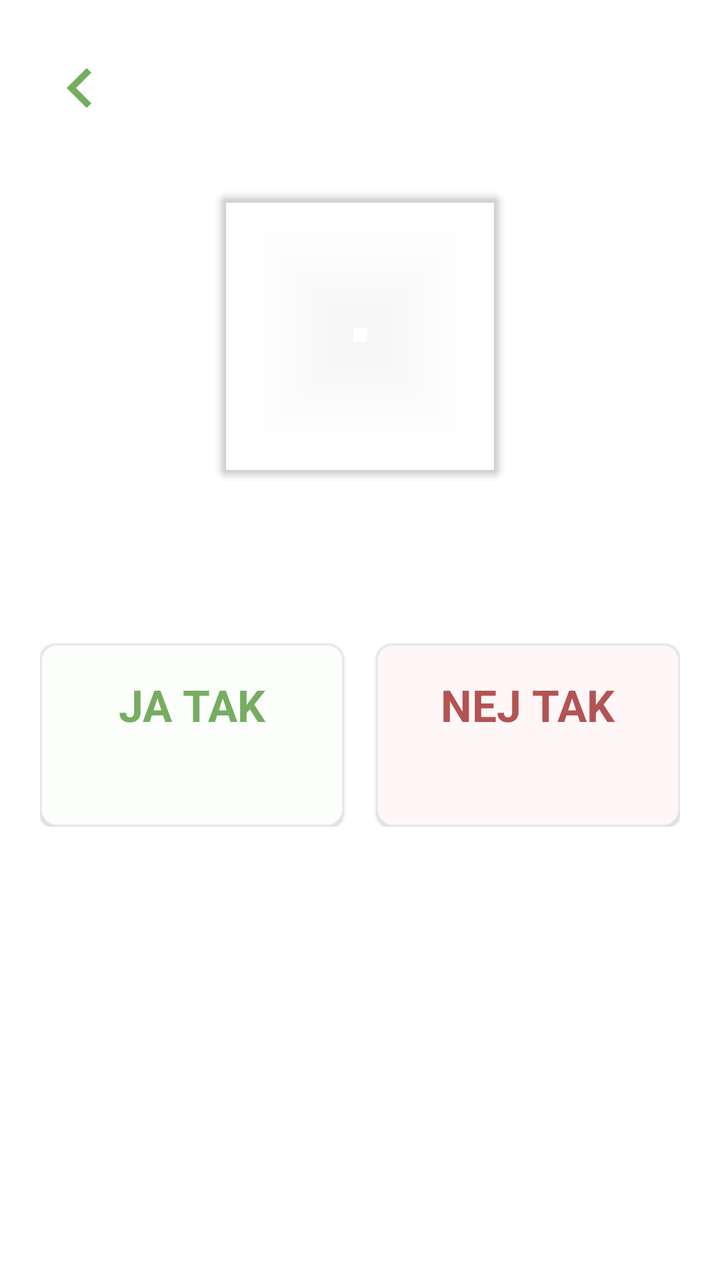
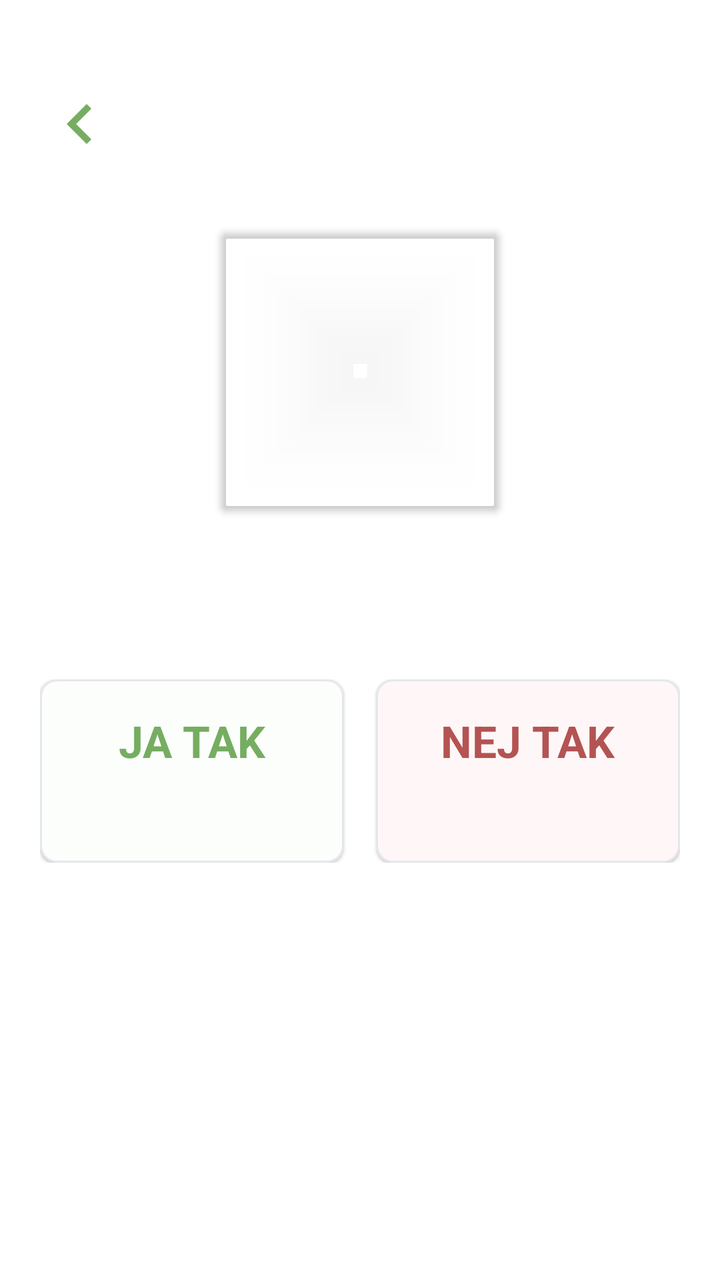

Before-and-after screenshots of an Android layout around one commit, followed by the original layout XML and the change that was made.
<!-- AndroidManifest.xml: application theme Theme.MitAffaldV4 -->
<!-- res/layout/fragment_trash_type_details.xml -->
<?xml version="1.0" encoding="utf-8"?>
<androidx.core.widget.NestedScrollView
    xmlns:android="http://schemas.android.com/apk/res/android"
    xmlns:app="http://schemas.android.com/apk/res-auto"
    android:layout_width="match_parent"
    android:layout_height="match_parent"
    android:background="@color/fragment_details_background_color"
    android:clipToPadding="false"
    android:paddingTop="16dp"
    android:paddingBottom="0dp"
    android:paddingStart="20dp"
    android:paddingEnd="20dp">

    <androidx.constraintlayout.widget.ConstraintLayout
        android:layout_width="match_parent"
        android:layout_height="wrap_content">

        
        <TextView
            android:id="@+id/detail_name"
            android:layout_width="wrap_content"
            android:layout_height="wrap_content"
            android:layout_marginTop="12dp"
            android:textColor="@color/green_light"
            android:textSize="28sp"
            android:textStyle="bold"
            app:layout_constraintEnd_toEndOf="parent"
            app:layout_constraintStart_toStartOf="parent"
            app:layout_constraintTop_toTopOf="parent" />

        
        <ImageButton
            android:id="@+id/backButton"
            android:layout_width="wrap_content"
            android:layout_height="wrap_content"
            android:layout_marginTop="8dp"
            android:background="?android:attr/selectableItemBackground"
            android:src="@drawable/arrow_left"
            app:layout_constraintStart_toStartOf="parent"
            app:layout_constraintTop_toTopOf="parent"
            app:tint="@color/green_light" />

        
        <com.google.android.material.imageview.ShapeableImageView
            android:id="@+id/affaldsfraktionBillede"
            android:layout_width="140dp"
            android:layout_height="140dp"
            android:layout_marginTop="32dp"
            android:elevation="2dp"
            android:scaleType="centerCrop"
            app:layout_constraintEnd_toEndOf="@+id/detail_name"
            app:layout_constraintStart_toStartOf="@+id/detail_name"
            app:layout_constraintTop_toBottomOf="@+id/detail_name"
            app:shapeAppearanceOverlay="@style/rounded_corner_mini" />

        
        <TextView
            android:id="@+id/affaldsfraktionBeskrivelse"
            android:layout_width="300dp"
            android:layout_height="wrap_content"
            android:layout_marginTop="28dp"
            android:lineSpacingExtra="3dp"
            android:textAlignment="center"
            android:textColor="@color/text_color"
            android:textSize="18sp"
            app:layout_constraintEnd_toEndOf="@+id/affaldsfraktionBillede"
            app:layout_constraintStart_toStartOf="@+id/affaldsfraktionBillede"
            app:layout_constraintTop_toBottomOf="@+id/affaldsfraktionBillede" />

        <LinearLayout
            android:id="@+id/fractionEnhancementContainer"
            android:layout_width="0dp"
            android:layout_height="wrap_content"
            android:layout_marginTop="24dp"
            android:orientation="vertical"
            android:visibility="gone"
            app:layout_constraintEnd_toEndOf="parent"
            app:layout_constraintStart_toStartOf="parent"
            app:layout_constraintTop_toBottomOf="@+id/affaldsfraktionBeskrivelse" />

        <LinearLayout
            android:id="@+id/fractionExamplesContainer"
            android:layout_width="0dp"
            android:layout_height="wrap_content"
            android:layout_marginTop="8dp"
            android:orientation="vertical"
            android:visibility="gone"
            app:layout_constraintEnd_toEndOf="parent"
            app:layout_constraintStart_toStartOf="parent"
            app:layout_constraintTop_toBottomOf="@+id/fractionEnhancementContainer" />

        
        <LinearLayout
            android:id="@+id/trashCategoriesLayout"
            android:layout_width="0dp"
            android:layout_height="wrap_content"
            android:layout_marginTop="32dp"
            android:orientation="horizontal"
            app:layout_constraintEnd_toEndOf="parent"
            app:layout_constraintStart_toStartOf="parent"
            app:layout_constraintTop_toBottomOf="@+id/fractionExamplesContainer">

            
            <LinearLayout
                android:layout_width="0dp"
                android:layout_height="wrap_content"
                android:layout_weight="1"
                android:background="@drawable/details_pros_background"
                android:elevation="1dp"
                android:orientation="vertical">

                <TextView
                    android:id="@+id/pros_title"
                    android:layout_width="wrap_content"
                    android:layout_height="wrap_content"
                    android:layout_gravity="center_horizontal"
                    android:layout_marginTop="16dp"
                    android:text="@string/ja_tak"
                    android:textColor="@color/green_light"
                    android:textSize="22sp"
                    android:textStyle="bold" />

                <TextView
                    android:id="@+id/pros_description"
                    android:layout_width="match_parent"
                    android:layout_height="wrap_content"
                    android:layout_marginTop="10dp"
                    android:paddingStart="14dp"
                    android:paddingEnd="14dp"
                    android:paddingBottom="16dp"
                    android:gravity="start"
                    android:lineSpacingExtra="3dp"
                    android:textColor="@color/text_color"
                    android:textSize="15sp" />
            </LinearLayout>

            
            <LinearLayout
                android:layout_width="0dp"
                android:layout_height="wrap_content"
                android:layout_marginStart="16dp"
                android:layout_weight="1"
                android:background="@drawable/details_cons_background"
                android:elevation="1dp"
                android:orientation="vertical">

                <TextView
                    android:id="@+id/cons_title"
                    android:layout_width="wrap_content"
                    android:layout_height="wrap_content"
                    android:layout_gravity="center_horizontal"
                    android:layout_marginTop="16dp"
                    android:text="@string/nej_tak"
                    android:textColor="@color/soft_red"
                    android:textSize="22sp"
                    android:textStyle="bold" />

                <TextView
                    android:id="@+id/cons_description"
                    android:layout_width="match_parent"
                    android:layout_height="wrap_content"
                    android:layout_marginTop="10dp"
                    android:paddingStart="14dp"
                    android:paddingEnd="14dp"
                    android:paddingBottom="16dp"
                    android:gravity="start"
                    android:lineSpacingExtra="3dp"
                    android:textColor="@color/text_color"
                    android:textSize="15sp" />
            </LinearLayout>
        </LinearLayout>

        <LinearLayout
            android:id="@+id/fractionPracticalContainer"
            android:layout_width="0dp"
            android:layout_height="wrap_content"
            android:layout_marginTop="0dp"
            android:orientation="vertical"
            android:visibility="gone"
            app:layout_constraintEnd_toEndOf="parent"
            app:layout_constraintStart_toStartOf="parent"
            app:layout_goneMarginTop="0dp"
            app:layout_constraintTop_toBottomOf="@+id/trashCategoriesLayout" />

        <TextView
            android:id="@+id/extendedDescriptionToggle"
            android:layout_width="0dp"
            android:layout_height="wrap_content"
            android:layout_marginTop="8dp"
            android:background="@drawable/result_description_background"
            android:gravity="center"
            android:minHeight="48dp"
            android:paddingStart="16dp"
            android:paddingTop="12dp"
            android:paddingEnd="16dp"
            android:paddingBottom="12dp"
            android:textColor="@color/green_light"
            android:textSize="16sp"
            android:textStyle="bold"
            android:visibility="gone"
            app:layout_constraintEnd_toEndOf="parent"
            app:layout_constraintStart_toStartOf="parent"
            app:layout_constraintTop_toBottomOf="@+id/fractionPracticalContainer" />

        <LinearLayout
            android:id="@+id/affaldsfraktionUdvidetBeskrivelseContainer"
            android:layout_width="0dp"
            android:layout_height="wrap_content"
            android:layout_marginTop="12dp"
            android:orientation="vertical"
            app:layout_constraintEnd_toEndOf="parent"
            app:layout_constraintStart_toStartOf="parent"
            app:layout_goneMarginTop="0dp"
            app:layout_constraintTop_toBottomOf="@+id/extendedDescriptionToggle" />

        <LinearLayout
            android:id="@+id/fractionFaqContainer"
            android:layout_width="0dp"
            android:layout_height="wrap_content"
            android:layout_marginTop="0dp"
            android:orientation="vertical"
            android:visibility="gone"
            app:layout_constraintEnd_toEndOf="parent"
            app:layout_constraintStart_toStartOf="parent"
            app:layout_constraintTop_toBottomOf="@+id/affaldsfraktionUdvidetBeskrivelseContainer" />

        <TextView
            android:id="@+id/all_items_title"
            android:layout_width="wrap_content"
            android:layout_height="wrap_content"
            android:layout_gravity="center_horizontal"
            android:layout_marginTop="28dp"
            android:textColor="@color/green_light"
            android:textSize="22sp"
            android:textStyle="bold"
            app:layout_constraintStart_toStartOf="parent"
            app:layout_constraintTop_toBottomOf="@+id/fractionFaqContainer" />


        <androidx.recyclerview.widget.RecyclerView
            android:id="@+id/listTrash"
            android:layout_width="match_parent"
            android:layout_height="wrap_content"
            android:layout_marginTop="10dp"
            android:paddingBottom="24dp"
            app:layout_constraintTop_toBottomOf="@+id/all_items_title" />

    </androidx.constraintlayout.widget.ConstraintLayout>

</androidx.core.widget.NestedScrollView>
<!-- resources referenced by this layout -->
<resources>
  <color name="fragment_details_background_color">#FFFFFFFF</color>
  <color name="green_light">#76AD61</color>
  <color name="soft_red">#B45353</color>
  <color name="text_color">#374151</color>
  <!-- drawable arrow_left (drawable) -->
  <vector android:autoMirrored="true" android:height="40dp"
      android:tint="#FFFFFF" android:viewportHeight="24"
      android:viewportWidth="24" android:width="40dp" xmlns:android="http://schemas.android.com/apk/res/android">
      <path android:fillColor="@android:color/white" android:pathData="M15.41,16.59L10.83,12l4.58,-4.59L14,6l-6,6 6,6 1.41,-1.41z"/>
  </vector>
  <!-- drawable details_cons_background (drawable) -->
  <?xml version="1.0" encoding="utf-8"?>
  <shape xmlns:android="http://schemas.android.com/apk/res/android">
      <solid android:color="@color/soft_red_tint" />
      <stroke
          android:width="1dp"
          android:color="@color/card_border" />
      <corners android:radius="8dp" />
  </shape>
  <!-- drawable details_pros_background (drawable) -->
  <?xml version="1.0" encoding="utf-8"?>
  <shape xmlns:android="http://schemas.android.com/apk/res/android">
      <solid android:color="@color/green_tint" />
      <stroke
          android:width="1dp"
          android:color="@color/card_border" />
      <corners android:radius="8dp" />
  </shape>
  <!-- drawable result_description_background (drawable) -->
  <?xml version="1.0" encoding="utf-8"?>
  <shape xmlns:android="http://schemas.android.com/apk/res/android">
      <solid android:color="@color/white" />
      <stroke
          android:width="1dp"
          android:color="@color/card_border" />
      <corners android:radius="8dp" />
  </shape>
  <string name="ja_tak">JA TAK</string>
  <string name="nej_tak">NEJ TAK</string>
  <style name="rounded_corner_mini">
          <item name="cornerSize">4dp</item>
      </style>
  <style name="Theme.MitAffaldV4" parent="Theme.MaterialComponents.DayNight.NoActionBar">
          
          <item name="colorPrimary">@color/green_light</item>
          <item name="colorPrimaryVariant">@color/green_dark</item>
          <item name="colorOnPrimary">@color/white</item>
          
          <item name="colorSecondary">@color/teal_200</item>
          <item name="colorSecondaryVariant">@color/teal_700</item>
          <item name="colorOnSecondary">@color/black</item>
          
          <item name="windowActionBar">false</item>
          <item name="windowNoTitle">true</item>
      </style>
  <color name="soft_red_tint">#FFF7F7</color>
  <color name="card_border">#E5E7EB</color>
  <color name="green_tint">#FCFEFB</color>
  <color name="white">#FFFFFFFF</color>
  <color name="green_dark">#5F984E</color>
  <color name="teal_200">#76AD61</color>
  <color name="teal_700">#FF018786</color>
  <color name="black">#000000</color>
</resources>

<!-- the commit's change to res/layout/fragment_trash_type_details.xml (unified diff, before → after) -->
@@ -6,7 +6,7 @@
     android:layout_height="match_parent"
     android:background="@color/fragment_details_background_color"
     android:clipToPadding="false"
-    android:paddingTop="16dp"
+    android:paddingTop="34dp"
     android:paddingBottom="0dp"
     android:paddingStart="20dp"
     android:paddingEnd="20dp">
